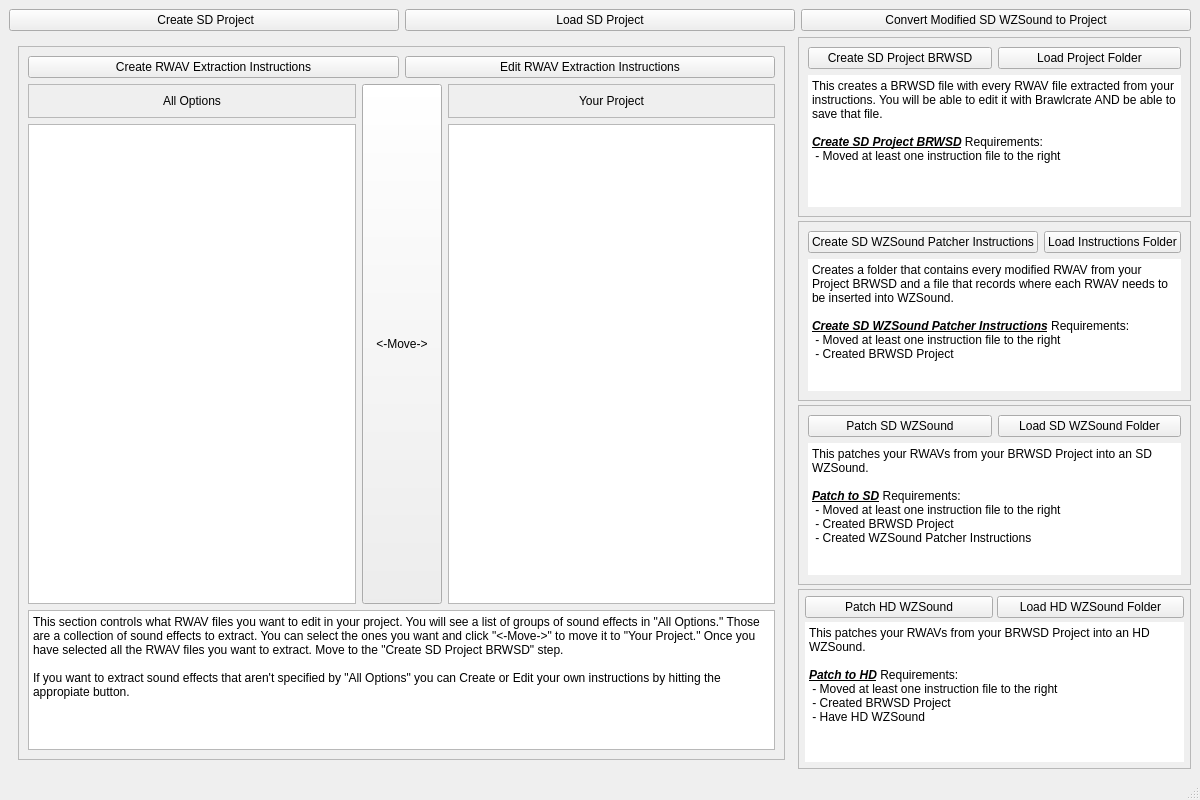
The window that GUI/form.ui (RayStormThunder/wzsound_patcher_instructions) describes before a commit, drawn with Qt 5.
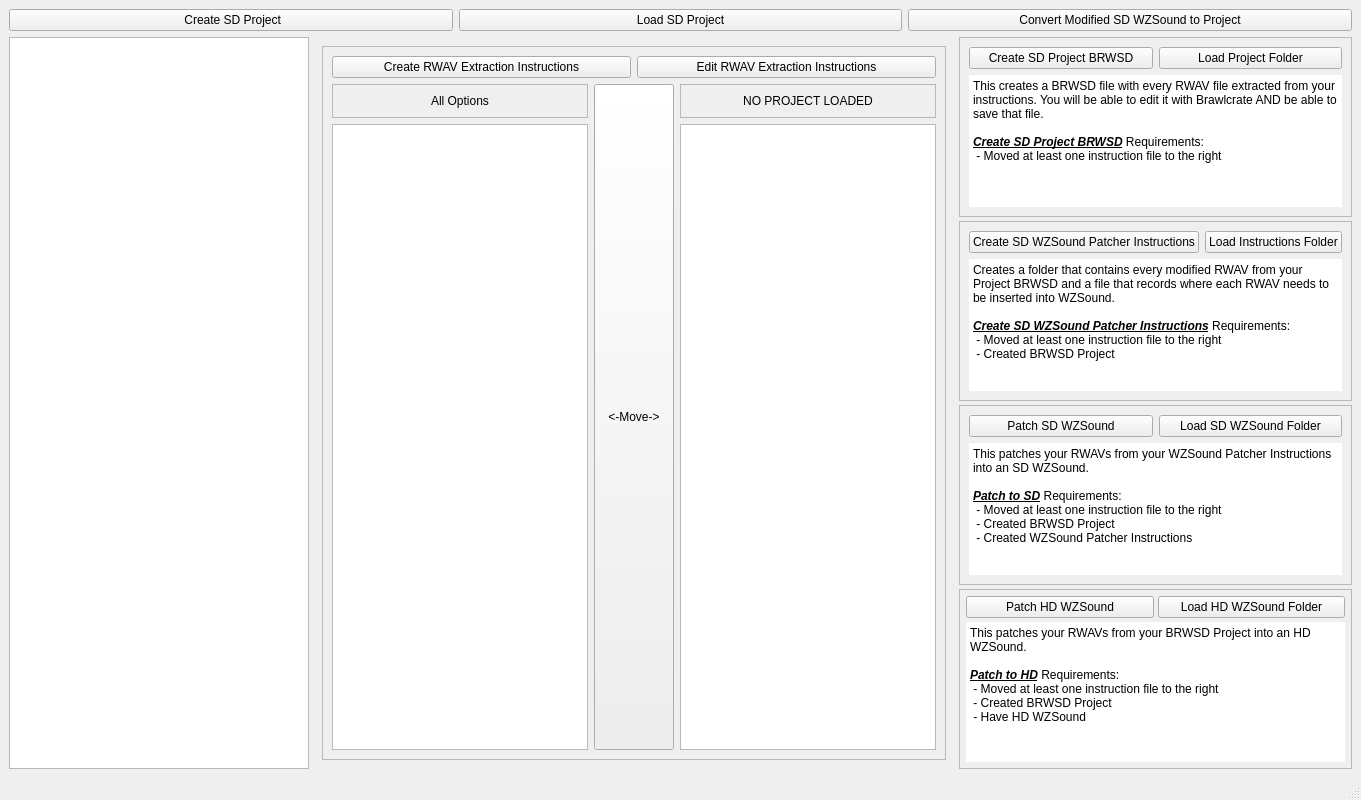
The same window after the commit.

Diff of the .ui file:
```diff
--- a/GUI/form.ui
+++ b/GUI/form.ui
@@ -43,10 +43,29 @@
        </layout>
       </item>
       <item>
-       <layout class="QHBoxLayout" name="horizontal_2_main_content" stretch="3,1">
+       <layout class="QHBoxLayout" name="horizontal_2_main_content" stretch="0,3,1">
         <property name="spacing">
          <number>4</number>
         </property>
+        <item>
+         <widget class="QTextBrowser" name="description_text">
+          <property name="minimumSize">
+           <size>
+            <width>300</width>
+            <height>0</height>
+           </size>
+          </property>
+          <property name="maximumSize">
+           <size>
+            <width>300</width>
+            <height>16777215</height>
+           </size>
+          </property>
+          <property name="readOnly">
+           <bool>true</bool>
+          </property>
+         </widget>
+        </item>
         <item>
          <widget class="QStackedWidget" name="stacked_pages">
           <property name="currentIndex">
@@ -161,7 +180,7 @@
                         <item>
                          <widget class="QLabel" name="label_project">
                           <property name="text">
-                           <string>Your Project</string>
+                           <string>NO PROJECT LOADED</string>
                           </property>
                           <property name="alignment">
                            <set>Qt::AlignmentFlag::AlignCenter</set>
@@ -186,43 +205,7 @@
                   </layout>
                  </item>
                  <item>
-                  <layout class="QVBoxLayout" name="vertical_description">
-                   <item>
-                    <widget class="QTextEdit" name="text_description_pick">
-                     <property name="sizePolicy">
-                      <sizepolicy hsizetype="Expanding" vsizetype="Preferred">
-                       <horstretch>0</horstretch>
-                       <verstretch>0</verstretch>
-                      </sizepolicy>
-                     </property>
-                     <property name="minimumSize">
-                      <size>
-                       <width>0</width>
-                       <height>100</height>
-                      </size>
-                     </property>
-                     <property name="maximumSize">
-                      <size>
-                       <width>16777215</width>
-                       <height>140</height>
-                      </size>
-                     </property>
-                     <property name="readOnly">
-                      <bool>true</bool>
-                     </property>
-                     <property name="html">
-                      <string>&lt;!DOCTYPE HTML PUBLIC &quot;-//W3C//DTD HTML 4.0//EN&quot; &quot;http://www.w3.org/TR/REC-html40/strict.dtd&quot;&gt;
-&lt;html&gt;&lt;head&gt;&lt;meta name=&quot;qrichtext&quot; content=&quot;1&quot; /&gt;&lt;meta charset=&quot;utf-8&quot; /&gt;&lt;style type=&quot;text/css&quot;&gt;
-p, li { white-space: pre-wrap; }
-hr { height: 1px; border-width: 0; }
-li.unchecked::marker { content: &quot;\2610&quot;; }
-li.checked::marker { content: &quot;\2612&quot;; }
-&lt;/style&gt;&lt;/head&gt;&lt;body style=&quot; font-family:'Segoe UI'; font-size:9pt; font-weight:400; font-style:normal;&quot;&gt;
-&lt;p style=&quot; margin-top:0px; margin-bottom:0px; margin-left:0px; margin-right:0px; -qt-block-indent:0; text-indent:0px;&quot;&gt;This section controls what RWAV files you want to edit in your project. You will see a list of groups of sound effects in &amp;quot;All Options.&amp;quot; Those are a collection of sound effects to extract. You can select the ones you want and click &amp;quot;&amp;lt;-Move-&amp;gt;&amp;quot; to move it to &amp;quot;Your Project.&amp;quot; Once you have selected all the RWAV files you want to extract. Move to the &amp;quot;Create SD Project BRWSD&amp;quot; step.&lt;br /&gt;&lt;br /&gt;If you want to extract sound effects that aren't specified by &amp;quot;All Options&amp;quot; you can Create or Edit your own instructions by hitting the appropiate button.&lt;/p&gt;&lt;/body&gt;&lt;/html&gt;</string>
-                     </property>
-                    </widget>
-                   </item>
-                  </layout>
+                  <layout class="QVBoxLayout" name="vertical_description"/>
                  </item>
                 </layout>
                </widget>
@@ -471,7 +454,7 @@
 li.unchecked::marker { content: &quot;\2610&quot;; }
 li.checked::marker { content: &quot;\2612&quot;; }
 &lt;/style&gt;&lt;/head&gt;&lt;body style=&quot; font-family:'Segoe UI'; font-size:9pt; font-weight:400; font-style:normal;&quot;&gt;
-&lt;p style=&quot; margin-top:0px; margin-bottom:0px; margin-left:0px; margin-right:0px; -qt-block-indent:0; text-indent:0px;&quot;&gt;This patches your RWAVs from your BRWSD Project into an SD WZSound.&lt;/p&gt;
+&lt;p style=&quot; margin-top:0px; margin-bottom:0px; margin-left:0px; margin-right:0px; -qt-block-indent:0; text-indent:0px;&quot;&gt;This patches your RWAVs from your WZSound Patcher Instructions into an SD WZSound.&lt;/p&gt;
 &lt;p style=&quot;-qt-paragraph-type:empty; margin-top:0px; margin-bottom:0px; margin-left:0px; margin-right:0px; -qt-block-indent:0; text-indent:0px;&quot;&gt;&lt;br /&gt;&lt;/p&gt;
 &lt;p style=&quot; margin-top:0px; margin-bottom:0px; margin-left:0px; margin-right:0px; -qt-block-indent:0; text-indent:0px;&quot;&gt;&lt;span style=&quot; font-weight:700; font-style:italic; text-decoration: underline;&quot;&gt;Patch to SD&lt;/span&gt; Requirements:&lt;/p&gt;
 &lt;p style=&quot; margin-top:0px; margin-bottom:0px; margin-left:0px; margin-right:0px; -qt-block-indent:0; text-indent:0px;&quot;&gt; - Moved at least one instruction file to the right&lt;/p&gt;
```
Left out of the diff: 32 changed lines with no effect on the pictures.
